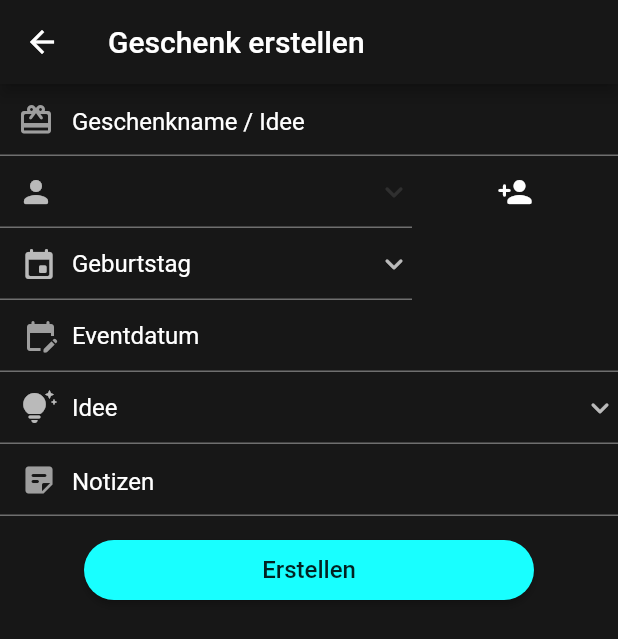
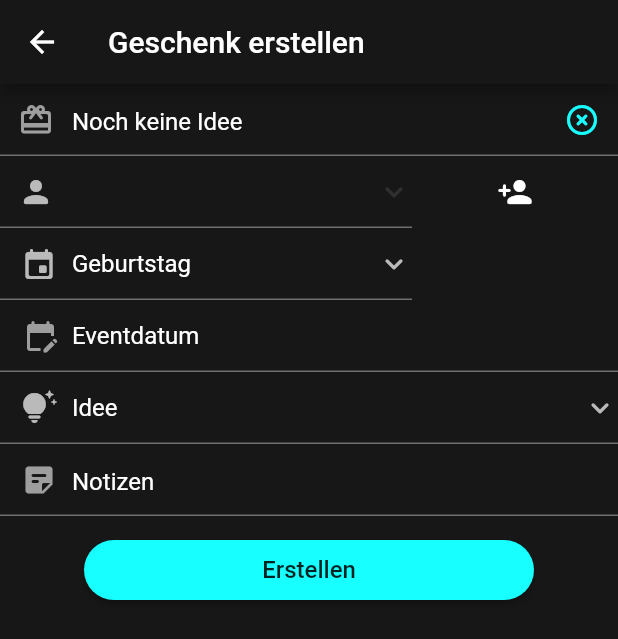
Before and after one commit to Marcel9494/Geschenkliste, a Flutter app: the screen it shows after launch, after a tap on the "add" icon, on a phone screen of 412 x 824 dp. Shown: the top 639 px of the screen. Run offline on Flutter 3.47's test engine with Material 2 defaults, Android fonts, the phone set to English and light mode, and no system bars; drawn by our look-alikes of rounded_loading_button; our stand-ins replace another_flushbar, hive, hive_flutter, modal_bottom_sheet, settings_ui, timelines; accounts and stored records are empty.

Commit message:
Noch keine Idee
- Noch keine Idee wird automatisch bei Geschenk erstellen eingetragen. Benutzer kann Geschenkname / Idee Eingabefeld mit Button einfacher leeren.

```diff
--- a/lib/screens/create_or_edit_gift_screen.dart
+++ b/lib/screens/create_or_edit_gift_screen.dart
@@ -30,12 +30,13 @@ class CreateOrEditGiftScreen extends StatefulWidget {
 }
 
 class _CreateOrEditGiftScreenState extends State<CreateOrEditGiftScreen> {
-  final TextEditingController _giftnameTextController = TextEditingController(text: '');
+  final TextEditingController _giftnameTextController = TextEditingController(text: 'Noch keine Idee');
   final TextEditingController _contactnameTextController = TextEditingController(text: '');
   final TextEditingController _notesTextController = TextEditingController(text: '');
   final TextEditingController _eventDateTextController = TextEditingController(text: '');
   final RoundedLoadingButtonController _btnController = RoundedLoadingButtonController();
   final DateFormat dateFormatter = DateFormat('dd.MM.yyyy');
+  final FocusNode giftnameFocusNode = FocusNode();
   List<Event> events = [
     Event(eventname: Events.birthday.name),
     Event(eventname: Events.wedding.name),
@@ -177,7 +178,7 @@ class _CreateOrEditGiftScreenState extends State<CreateOrEditGiftScreen> {
       ..giftname = _giftnameTextController.text.trim()
       ..contact = contacts[selectedContactIndex]
       ..giftState = selectedGiftState
-      ..note = _notesTextController.text
+      ..note = _notesTextController.text.trim()
       ..event = events[selectedEventIndex];
     if (widget.giftBoxPosition == -1) {
       giftBox.add(gift);
@@ -209,6 +210,13 @@ class _CreateOrEditGiftScreenState extends State<CreateOrEditGiftScreen> {
       _eventDateTextController.text = '';
       parsedEventDate = null;
       isEventDateEdited = true;
+    });
+  }
+
+  void _clearGiftname() {
+    setState(() {
+      _giftnameTextController.text = '';
+      FocusScope.of(context).requestFocus(giftnameFocusNode);
     });
   }
 
@@ -288,6 +296,7 @@ class _CreateOrEditGiftScreenState extends State<CreateOrEditGiftScreen> {
                           controller: _giftnameTextController,
                           textAlignVertical: TextAlignVertical.center,
                           maxLength: 35,
+                          focusNode: giftnameFocusNode,
                           decoration: InputDecoration(
                             hintText: 'Geschenkname / Idee',
                             hintStyle: const TextStyle(color: Colors.white),
@@ -299,6 +308,15 @@ class _CreateOrEditGiftScreenState extends State<CreateOrEditGiftScreen> {
                             focusedBorder: const UnderlineInputBorder(
                               borderSide: BorderSide(color: Colors.cyanAccent, width: 2.0),
                             ),
+                            suffixIcon: _giftnameTextController.text.isEmpty
+                                ? null
+                                : IconTheme(
+                                    data: const IconThemeData(color: Colors.cyanAccent),
+                                    child: IconButton(
+                                      onPressed: _clearGiftname,
+                                      icon: const Icon(Icons.highlight_remove_rounded),
+                                    ),
+                                  ),
                             counterText: '',
                             errorText: giftnameErrorText.isEmpty ? null : giftnameErrorText,
                           ),
```
